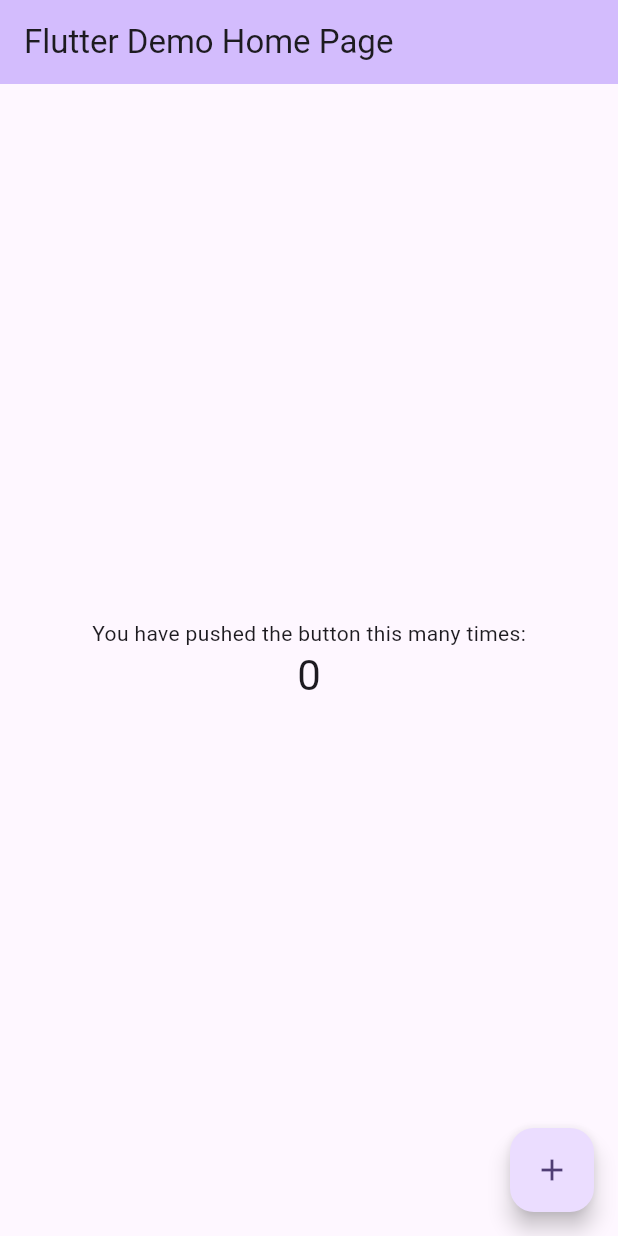
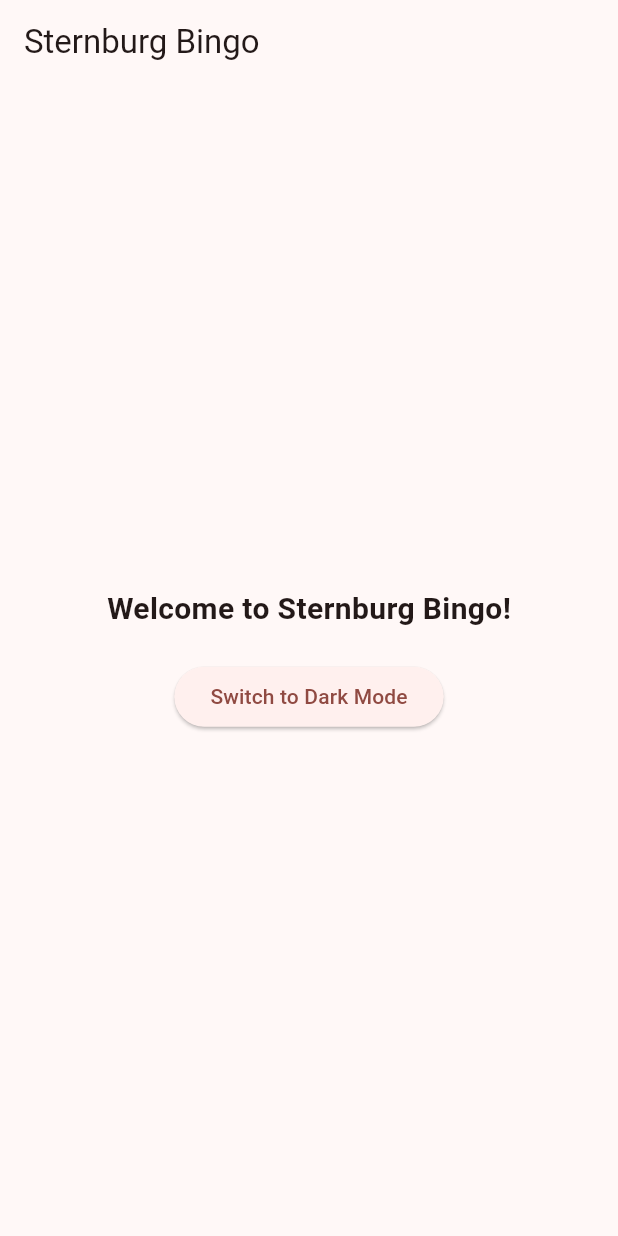
Before and after one commit to MSCL/sternburg_bingo_2, a Flutter app: the screen it shows after launch, on a phone screen of 412 x 824 dp. Run offline on Flutter 3.47's test engine with Material 3 defaults, Android fonts, the phone set to English and light mode, and no system bars; our stand-ins replace flutter_riverpod, riverpod_annotation; generated files the repository leaves out were written again.

Commit message:
add basic theming

```diff
--- /dev/null
+++ b/lib/core/theme/app_theme.dart
@@ -0,0 +1,20 @@
+import 'package:flutter/material.dart';
+
+final class AppTheme {
+  AppTheme._();
+
+  static const Color _red = Color(0xFFE30613);
+
+  static ThemeData get lightTheme => ThemeData.from(
+    useMaterial3: true,
+    colorScheme: ColorScheme.fromSeed(seedColor: _red),
+  );
+
+  static ThemeData get darkTheme => ThemeData.from(
+    useMaterial3: true,
+    colorScheme: ColorScheme.fromSeed(
+      seedColor: _red,
+      brightness: Brightness.dark,
+    ),
+  );
+}
--- /dev/null
+++ b/lib/core/theme/provider/theme_provider.dart
@@ -0,0 +1,16 @@
+import 'package:flutter/material.dart';
+import 'package:riverpod_annotation/riverpod_annotation.dart';
+
+part 'theme_provider.g.dart';
+
+@riverpod
+class ThemeModeNotifier extends _$ThemeModeNotifier {
+  @override
+  ThemeMode build() {
+    return ThemeMode.system;
+  }
+
+  void setThemeMode(ThemeMode mode) {
+    state = mode;
+  }
+}
--- a/lib/main.dart
+++ b/lib/main.dart
@@ -1,122 +1,64 @@
 import 'package:flutter/material.dart';
+import 'package:flutter_riverpod/flutter_riverpod.dart';
+
+import 'core/theme/app_theme.dart';
+import 'core/theme/provider/theme_provider.dart';
 
 void main() {
-  runApp(const MyApp());
+  runApp(const ProviderScope(child: SternburgBingoApp()));
 }
 
-class MyApp extends StatelessWidget {
-  const MyApp({super.key});
+class SternburgBingoApp extends ConsumerWidget {
+  const SternburgBingoApp({super.key});
 
-  // This widget is the root of your application.
   @override
-  Widget build(BuildContext context) {
+  Widget build(BuildContext context, WidgetRef ref) {
+    final themeMode = ref.watch(themeModeProvider);
+
     return MaterialApp(
-      title: 'Flutter Demo',
-      theme: ThemeData(
-        // This is the theme of your application.
-        //
-        // TRY THIS: Try running your application with "flutter run". You'll see
-        // the application has a purple toolbar. Then, without quitting the app,
-        // try changing the seedColor in the colorScheme below to Colors.green
-        // and then invoke "hot reload" (save your changes or press the "hot
-        // reload" button in a Flutter-supported IDE, or press "r" if you used
-        // the command line to start the app).
-        //
-        // Notice that the counter didn't reset back to zero; the application
-        // state is not lost during the reload. To reset the state, use hot
-        // restart instead.
-        //
-        // This works for code too, not just values: Most code changes can be
-        // tested with just a hot reload.
-        colorScheme: .fromSeed(seedColor: Colors.deepPurple),
-      ),
-      home: const MyHomePage(title: 'Flutter Demo Home Page'),
+      title: 'Sternburg Bingo',
+      theme: AppTheme.lightTheme,
+      darkTheme: AppTheme.darkTheme,
+      themeMode: themeMode,
+      home: const HomeScreen(),
     );
   }
 }
 
-class MyHomePage extends StatefulWidget {
-  const MyHomePage({super.key, required this.title});
-
-  // This widget is the home page of your application. It is stateful, meaning
-  // that it has a State object (defined below) that contains fields that affect
-  // how it looks.
-
-  // This class is the configuration for the state. It holds the values (in this
-  // case the title) provided by the parent (in this case the App widget) and
-  // used by the build method of the State. Fields in a Widget subclass are
-  // always marked "final".
-
-  final String title;
+class HomeScreen extends ConsumerWidget {
+  const HomeScreen({super.key});
 
   @override
-  State<MyHomePage> createState() => _MyHomePageState();
-}
+  Widget build(BuildContext context, WidgetRef ref) {
+    final currentThemeMode = ref.watch(themeModeProvider);
 
-class _MyHomePageState extends State<MyHomePage> {
-  int _counter = 0;
-
-  void _incrementCounter() {
-    setState(() {
-      // This call to setState tells the Flutter framework that something has
-      // changed in this State, which causes it to rerun the build method below
-      // so that the display can reflect the updated values. If we changed
-      // _counter without calling setState(), then the build method would not be
-      // called again, and so nothing would appear to happen.
-      _counter++;
-    });
-  }
-
-  @override
-  Widget build(BuildContext context) {
-    // This method is rerun every time setState is called, for instance as done
-    // by the _incrementCounter method above.
-    //
-    // The Flutter framework has been optimized to make rerunning build methods
-    // fast, so that you can just rebuild anything that needs updating rather
-    // than having to individually change instances of widgets.
     return Scaffold(
-      appBar: AppBar(
-        // TRY THIS: Try changing the color here to a specific color (to
-        // Colors.amber, perhaps?) and trigger a hot reload to see the AppBar
-        // change color while the other colors stay the same.
-        backgroundColor: Theme.of(context).colorScheme.inversePrimary,
-        // Here we take the value from the MyHomePage object that was created by
-        // the App.build method, and use it to set our appbar title.
-        title: Text(widget.title),
-      ),
+      appBar: AppBar(title: const Text('Sternburg Bingo')),
       body: Center(
-        // Center is a layout widget. It takes a single child and positions it
-        // in the middle of the parent.
         child: Column(
-          // Column is also a layout widget. It takes a list of children and
-          // arranges them vertically. By default, it sizes itself to fit its
-          // children horizontally, and tries to be as tall as its parent.
-          //
-          // Column has various properties to control how it sizes itself and
-          // how it positions its children. Here we use mainAxisAlignment to
-          // center the children vertically; the main axis here is the vertical
-          // axis because Columns are vertical (the cross axis would be
-          // horizontal).
-          //
-          // TRY THIS: Invoke "debug painting" (choose the "Toggle Debug Paint"
-          // action in the IDE, or press "p" in the console), to see the
-          // wireframe for each widget.
-          mainAxisAlignment: .center,
+          mainAxisAlignment: MainAxisAlignment.center,
           children: [
-            const Text('You have pushed the button this many times:'),
-            Text(
-              '$_counter',
-              style: Theme.of(context).textTheme.headlineMedium,
+            const Text(
+              'Welcome to Sternburg Bingo!',
+              style: TextStyle(fontSize: 20, fontWeight: FontWeight.bold),
+            ),
+            const SizedBox(height: 20),
+            ElevatedButton(
+              onPressed: () {
+                final nextMode = currentThemeMode == ThemeMode.dark
+                    ? ThemeMode.light
+                    : ThemeMode.dark;
+                ref.read(themeModeProvider.notifier).setThemeMode(nextMode);
+              },
+              child: Text(
+                currentThemeMode == ThemeMode.dark
+                    ? 'Switch to Light Mode'
+                    : 'Switch to Dark Mode',
+              ),
             ),
           ],
         ),
       ),
-      floatingActionButton: FloatingActionButton(
-        onPressed: _incrementCounter,
-        tooltip: 'Increment',
-        child: const Icon(Icons.add),
-      ),
     );
   }
 }
```
Also changed, not shown: build.yaml (added, +7 -0 lines), pubspec.yaml (+14 -68 lines), pubspec.lock, 2 other files.
